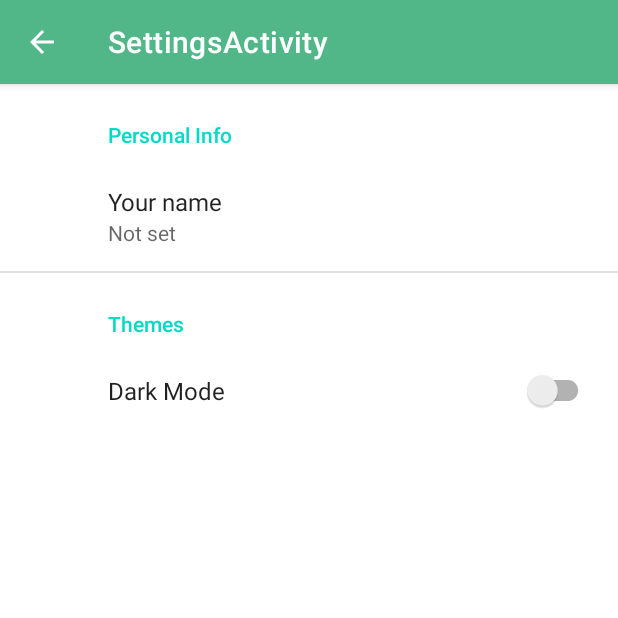
After one commit to QuintonPrice/CPTR405-Project, an Android app: the SettingsActivity screen opened directly, with no data from a screen before it, on a phone screen of 412 x 824 dp, the top half of it. The commit adds this screen. Run offline under Robolectric (Android 15) with nearby library versions, the phone set to English and light mode, and no system bars; our stand-ins replace androidx.preference.

Commit message:
App settings screen

```diff
--- a/app/build.gradle
+++ b/app/build.gradle
@@ -35,6 +35,7 @@ dependencies {
     implementation 'androidx.constraintlayout:constraintlayout:2.0.4'
     implementation 'androidx.legacy:legacy-support-v4:1.0.0'
     implementation 'androidx.recyclerview:recyclerview:1.1.0'
+    implementation 'androidx.preference:preference:1.1.1'
     testImplementation 'junit:junit:4.+'
     androidTestImplementation 'androidx.test.ext:junit:1.1.2'
     androidTestImplementation 'androidx.test.espresso:espresso-core:3.3.0'
--- /dev/null
+++ b/app/src/main/java/edu/wallawalla/cs/pricqu/travelapp/SettingsActivity.java
@@ -0,0 +1,33 @@
+package edu.wallawalla.cs.pricqu.travelapp;
+
+import android.os.Bundle;
+
+import androidx.appcompat.app.ActionBar;
+import androidx.appcompat.app.AppCompatActivity;
+import androidx.preference.PreferenceFragmentCompat;
+
+public class SettingsActivity extends AppCompatActivity {
+
+    @Override
+    protected void onCreate(Bundle savedInstanceState) {
+        super.onCreate(savedInstanceState);
+        setContentView(R.layout.settings_activity);
+        if (savedInstanceState == null) {
+            getSupportFragmentManager()
+                    .beginTransaction()
+                    .replace(R.id.settings, new SettingsFragment())
+                    .commit();
+        }
+        ActionBar actionBar = getSupportActionBar();
+        if (actionBar != null) {
+            actionBar.setDisplayHomeAsUpEnabled(true);
+        }
+    }
+
+    public static class SettingsFragment extends PreferenceFragmentCompat {
+        @Override
+        public void onCreatePreferences(Bundle savedInstanceState, String rootKey) {
+            setPreferencesFromResource(R.xml.root_preferences, rootKey);
+        }
+    }
+}
--- /dev/null
+++ b/app/src/main/res/layout/settings_activity.xml
@@ -0,0 +1,9 @@
+<LinearLayout xmlns:android="http://schemas.android.com/apk/res/android"
+    android:layout_width="match_parent"
+    android:layout_height="match_parent">
+
+    <FrameLayout
+        android:id="@+id/settings"
+        android:layout_width="match_parent"
+        android:layout_height="match_parent" />
+</LinearLayout>
--- /dev/null
+++ b/app/src/main/res/xml/root_preferences.xml
@@ -0,0 +1,20 @@
+<PreferenceScreen xmlns:app="http://schemas.android.com/apk/res-auto">
+
+    <PreferenceCategory app:title="Personal Info">
+
+        <EditTextPreference
+            app:key="userName"
+            app:title="Your name"
+            app:useSimpleSummaryProvider="true" />
+
+    </PreferenceCategory>
+
+    <PreferenceCategory app:title="Themes">
+
+        <SwitchPreferenceCompat
+            app:key="darkMode"
+            app:title="Dark Mode" />
+
+    </PreferenceCategory>
+
+</PreferenceScreen>
```
Also changed, not shown: app/src/main/AndroidManifest.xml (+8 -6 lines), app/src/main/java/edu/wallawalla/cs/pricqu/travelapp/MainActivity.java (+8 -2 lines), app/src/main/res/menu/main_menu.xml (+6 -2 lines), app/src/main/res/values/arrays.xml (added, +12 -0 lines), app/src/main/res/values/strings.xml (+17 -0 lines), app/src/main/res/drawable/help_icon.png (deleted), app/src/main/res/drawable/settings_icon.png (added).
